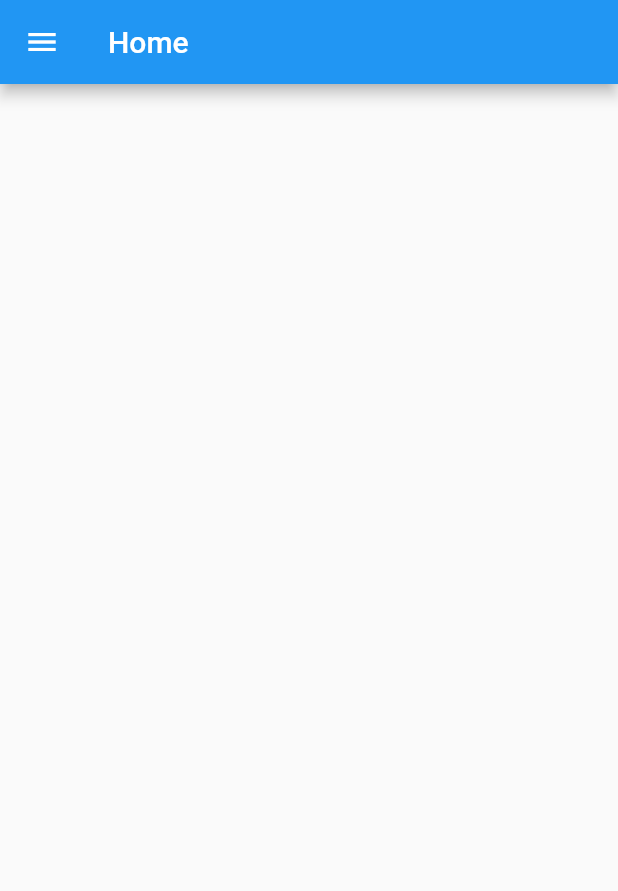
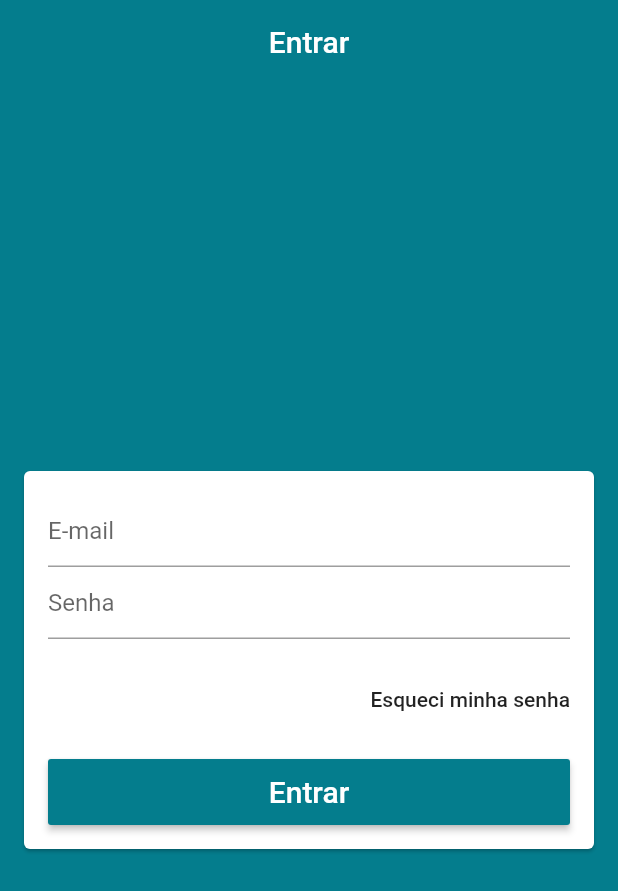
Before and after one commit to Dandy27/loja-virtual-app, a Flutter app: the screen it shows after launch, on a phone screen of 412 x 824 dp. Shown: the top 891 px of the screen. Run offline on Flutter 3.47's test engine with Material 2 defaults, Android fonts, the phone set to English and light mode, and no system bars; our stand-ins replace cloud_firestore; accounts and stored records are empty.

Commit message:
Criando tela de login

```diff
--- a/dandy27_store/lib/common/custom_drawer/drawer_tile.dart
+++ b/dandy27_store/lib/common/custom_drawer/drawer_tile.dart
@@ -13,6 +13,7 @@ class DrawerTile extends StatelessWidget {
   Widget build(BuildContext context) {
 
     final int curPage = context.watch<PageManager>().page;
+    final Color primaryColor = Theme.of(context).primaryColor;
 
     return InkWell(
       onTap: (){
@@ -27,12 +28,12 @@ class DrawerTile extends StatelessWidget {
               child: Icon(
                 iconData,
                 size: 32,
-                color:  curPage == page ? Colors.red :  Colors.grey[700],
+                color:  curPage == page ? primaryColor :  Colors.grey[700],
               ),
             ),
             Text(title, style: TextStyle(
               fontSize: 16,
-              color:  curPage == page ? Colors.red :  Colors.grey[700],
+              color:  curPage == page ? primaryColor:  Colors.grey[700],
             ),)
           ],
         ),
--- a/dandy27_store/lib/main.dart
+++ b/dandy27_store/lib/main.dart
@@ -1,6 +1,7 @@
 import 'package:dandy27_store/screens/base/base_screen.dart';
 import 'package:flutter/material.dart';
 import 'package:cloud_firestore/cloud_firestore.dart';
+import 'package:flutter/painting.dart';
 
 void main() {
   runApp(MyApp());
@@ -15,7 +16,11 @@ class MyApp extends StatelessWidget {
       title: 'Dandy 27 Store',
       debugShowCheckedModeBanner: false,
       theme: ThemeData(
-        primarySwatch: Colors.blue,
+        primaryColor: const Color.fromARGB(255, 4, 125, 141),
+        scaffoldBackgroundColor: const Color.fromARGB(255, 4, 125, 141),
+        appBarTheme: const AppBarTheme(
+          elevation: 0
+        ),
         visualDensity: VisualDensity.adaptivePlatformDensity,
       ),
       home: BaseScreen(),
--- a/dandy27_store/lib/screens/base/base_screen.dart
+++ b/dandy27_store/lib/screens/base/base_screen.dart
@@ -1,12 +1,11 @@
 import 'package:dandy27_store/common/custom_drawer/custom_drawer.dart';
 import 'package:dandy27_store/models/page_manager.dart';
+import 'package:dandy27_store/screens/base/login/login_screen.dart';
 import 'package:flutter/material.dart';
 import 'package:provider/provider.dart';
 
 class BaseScreen extends StatelessWidget {
-
   final PageController pageController = PageController();
-
 
   @override
   Widget build(BuildContext context) {
@@ -16,12 +15,7 @@ class BaseScreen extends StatelessWidget {
         physics: NeverScrollableScrollPhysics(),
         controller: pageController,
         children: [
-          Scaffold(
-            drawer: CustomDrawer(),
-            appBar: AppBar(
-              title: const Text('Home'),
-            ),
-          ),
+          LoginScreen(),
           Scaffold(
             drawer: CustomDrawer(),
             appBar: AppBar(
--- /dev/null
+++ b/dandy27_store/lib/screens/base/login/login_screen.dart
@@ -0,0 +1,64 @@
+import 'package:flutter/material.dart';
+
+class LoginScreen extends StatelessWidget {
+  @override
+  Widget build(BuildContext context) {
+    return Scaffold(
+      appBar: AppBar(
+        title: const Text('Entrar'),
+        centerTitle: true,
+      ),
+      body: Center(
+        child: Card(
+          margin: const EdgeInsets.symmetric(horizontal: 16),
+          child: ListView(
+            padding: const EdgeInsets.all(16),
+            shrinkWrap: true,
+            children: [
+              TextFormField(
+                decoration: InputDecoration(hintText: 'E-mail'),
+                keyboardType: TextInputType.emailAddress,
+                autocorrect: false ,
+                validator: (email){
+                  return null;
+                },
+              ),
+              TextFormField(
+                decoration: InputDecoration(hintText: 'Senha'),
+                autocorrect: false ,
+                obscureText: true,
+                validator: (pass){
+                  if (pass.isEmpty || pass.length < 6)
+                    return 'Senha inválida';
+                  return null;
+                },
+              ),
+              const SizedBox(height: 16,),
+              Align(
+                alignment: Alignment.centerRight,
+                child: FlatButton(
+                  padding: EdgeInsets.zero,
+                  onPressed: (){},
+                  child: const Text('Esqueci minha senha'),
+                ),
+
+              ),
+              const SizedBox(height: 16,),
+              SizedBox(
+                height: 44,
+                child: RaisedButton(onPressed: (){},
+                color: Theme.of(context).primaryColor,
+                  textColor: Colors.white,
+                child: const Text('Entrar',
+                  style: TextStyle(fontSize: 20),
+                  ),
+                ),
+              )
+
+            ],
+          ),
+        ),
+      ),
+    );
+  }
+}
```
